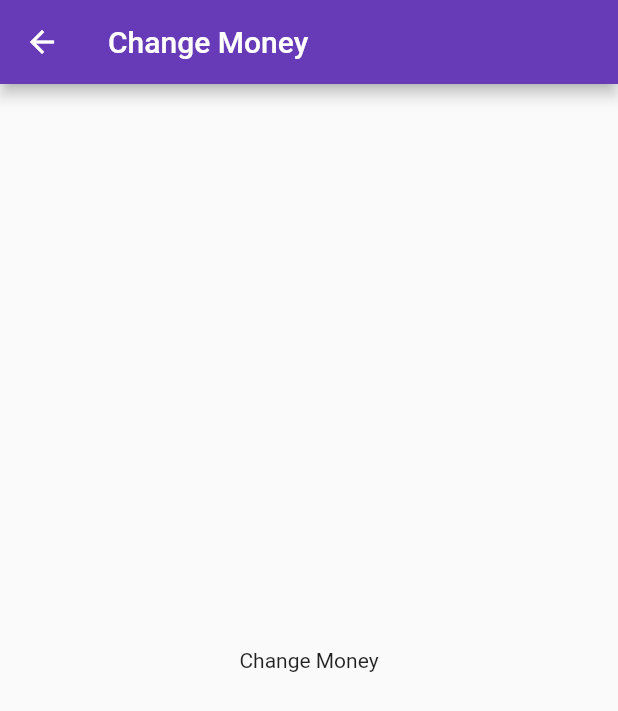
After one commit to lorajose/scrape, a Flutter app: the screen it shows after launch, in the side drawer, after a tap on "Change Money", on a phone screen of 412 x 824 dp. The commit adds this screen. Shown: the top 711 px of the screen. Run offline on Flutter 3.47's test engine with Material 2 defaults, Android fonts, the light colour scheme and no system bars.

Commit message:
Agregando cambio de item y page. cada ves que hacemos clic

```diff
--- a/lib/main.dart
+++ b/lib/main.dart
@@ -1,6 +1,7 @@
 
 import 'package:flutter/foundation.dart';
 import 'package:flutter/material.dart';
+import 'package:scrape/new_page.dart';
 
 void main()=> runApp(new MyApp());
 
@@ -9,11 +10,14 @@ class MyApp extends StatelessWidget{
   Widget build(BuildContext context) {
     return new MaterialApp(
       theme: new ThemeData(
-        primarySwatch: Colors.blueGrey
+        primarySwatch: Colors.deepPurple,
+        primaryColor: defaultTargetPlatform == TargetPlatform.iOS ? Colors.grey[50] : null
       ),//ThemeData
       home: new HomePage(),
+      routes: <String, WidgetBuilder>{
+       // "/a": (BuildContext context) => new NewPage("New Page"),  cambio......
+       }//NewPage
     );//MaterialApp
-
   }
 }
 
@@ -36,12 +40,12 @@ class HomePage extends StatelessWidget{
               accountName: new Text("Usuario Name"),
               accountEmail: new Text("Moneda : 100US"),
               currentAccountPicture: new CircleAvatar(
-                backgroundColor: Colors.grey,
-                child: new Text("UN"),
+                  backgroundColor: Theme.of(context).platform == TargetPlatform.iOS ? Colors.grey : Colors.deepPurple,
+                  child: new Text("UN"),
               ),//CircleAvatar
               otherAccountsPictures: <Widget>[
                 new CircleAvatar(
-                  backgroundColor: Colors.grey,
+                  backgroundColor: Theme.of(context).platform == TargetPlatform.iOS ?  Colors.grey : Colors.deepPurple,
                   child: new Text("U"),
                  ),
               ],//OtherCircleAvatar
@@ -50,29 +54,52 @@ class HomePage extends StatelessWidget{
             //ListTile menu
             new ListTile(
               title: new Text("Change Money"),
-              trailing: new Icon(Icons.monetization_on)
-            ),//ListTitle 1
+              trailing: new Icon(Icons.monetization_on),
+              onTap: () {
+                Navigator.of(context).pop();
+                Navigator.of(context).push(new MaterialPageRoute(builder: (BuildContext context) =>
+                new NewPage("Change Money"))); //MaterialpageRoute Change Money
+              }
+            ), //ListTitle 1
 
             new ListTile(
                 title: new Text("Transfers"),
-                trailing: new Icon(Icons.transfer_within_a_station)
-            ),//ListTitle 2
+                trailing: new Icon(Icons.transfer_within_a_station),
+                onTap: () {
+                  Navigator.of(context).pop();
+                  Navigator.of(context).push(new MaterialPageRoute(builder: (BuildContext context) =>
+                  new NewPage("Transfers"))); //MaterialpageRoute  Transfers
+                }
+            ), //ListTitle 2
 
             new ListTile(
                 title: new Text("Scrape"),
-                trailing: new Icon(Icons.screen_share)
-            ),//ListTitle 3
+                trailing: new Icon(Icons.screen_share),
+                onTap: () {
+                  Navigator.of(context).pop();
+                  Navigator.of(context).push(new MaterialPageRoute(builder: (BuildContext context) =>
+                  new NewPage("Scrape"))); //MaterialpageRoute Scrape
+                }
+            ),  //ListTitle 3
 
             new ListTile(
                 title: new Text("Setting"),
-                trailing: new Icon(Icons.settings)
-            ),//ListTitle 4
+                trailing: new Icon(Icons.settings),
+                onTap: () {
+                  Navigator.of(context).pop();
+                  Navigator.of(context).push(new MaterialPageRoute(builder: (BuildContext context) =>
+                  new NewPage("Setting"))); //MaterialpageRoute Setting
+                }
+            ), //ListTitle 4
 
             new ListTile(
                 title: new Text("Sing Out"),
                 trailing: new Icon(Icons.close),
-                onTap: ()=> Navigator.of(context).pop(),//LostTile
-            ),//ListTitle 3
+                onTap: () {
+                  Navigator.of(context).pop();
+                  Navigator.of(context).pop();
+                }//LostTile
+            ), //ListTitle 3
 
           ],//Widget []
         ),//listview
--- /dev/null
+++ b/lib/new_page.dart
@@ -0,0 +1,19 @@
+import 'package:flutter/material.dart';
+
+class NewPage extends StatelessWidget{
+  final String title;
+
+  NewPage(this.title);
+
+  @override
+  Widget build(BuildContext context){
+    return new Scaffold(
+      appBar: new AppBar(
+        title: new Text(title),
+      ),//AppBar
+      body: new Center(
+        child: new Text(title),
+      ),//Center
+    ); //Scaffold
+  }
+}
```
